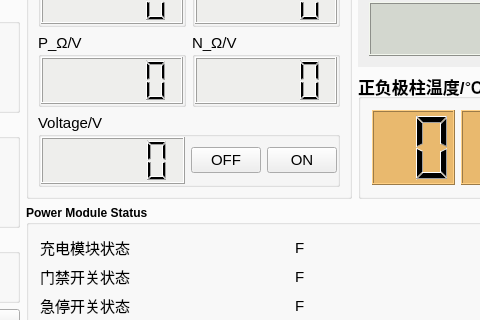
YaoLiMuMu/changer-test, file widget.ui: the form before one commit; both pictures show x 393 to 873 and y 261 to 581 of the 1170 by 861 pixel window.
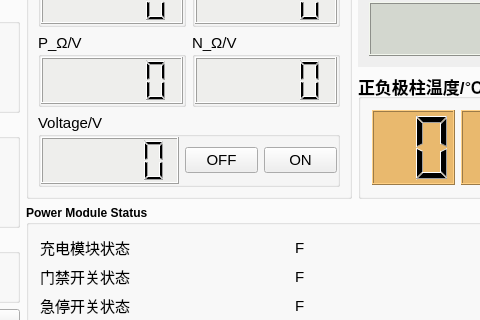
The form after the commit.

```diff
--- a/widget.ui
+++ b/widget.ui
@@ -2001,7 +2001,7 @@
                              </property>
                              <property name="maximumSize">
                               <size>
-                               <width>70</width>
+                               <width>73</width>
                                <height>16777215</height>
                               </size>
                              </property>
@@ -2020,7 +2020,7 @@
                              </property>
                              <property name="maximumSize">
                               <size>
-                               <width>70</width>
+                               <width>73</width>
                                <height>16777215</height>
                               </size>
                              </property>
```
